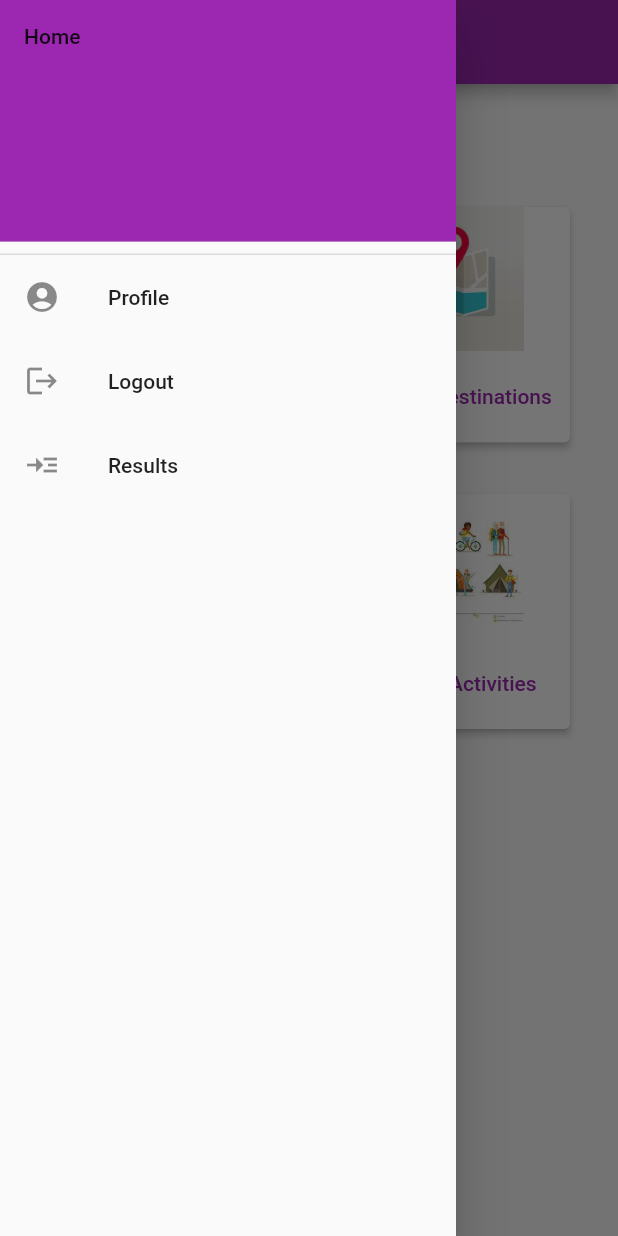
After one commit to Laonempela/bots360_app, a Flutter app: the HomeView screen opened directly, with the side drawer open, on a phone screen of 412 x 824 dp. The commit adds this screen. Run offline on Flutter 3.47's test engine with Material 2 defaults, Android fonts, the phone set to English and light mode, and no system bars; our stand-ins replace cloud_firestore, firebase_auth, firebase_core, font_awesome_flutter, google_maps_flutter, youtube_player_flutter; accounts and stored records are empty; network calls fail.

Commit message:
backend admin

```diff
--- /dev/null
+++ b/lib/screens/admin/admin_screen.dart
@@ -0,0 +1,246 @@
+import 'package:cloud_firestore/cloud_firestore.dart';
+import 'package:firebase_auth/firebase_auth.dart';
+import 'package:flutter/foundation.dart';
+import 'package:flutter/material.dart';
+
+import 'admin_crud.dart';
+import '../home_page.dart';
+
+
+class HomeView extends StatefulWidget {
+  const HomeView({
+    Key? key
+  }) : super(key: key);
+
+  @override
+  State<HomeView> createState() => _HomeViewState();
+}
+
+class _HomeViewState extends State<HomeView> {
+
+  @override
+  Widget build(BuildContext context) {
+    return Scaffold(
+      resizeToAvoidBottomInset: false,
+      appBar: AppBar(
+        title: const Text('Admin Panel '),
+        backgroundColor: Colors.purple,
+        centerTitle: true,
+      ),
+      drawer: Drawer(
+          child: ListView(
+            padding: EdgeInsets.zero,
+            children: [
+              const DrawerHeader(
+                  child: Text('Home'),
+                  decoration: BoxDecoration(
+                    color: Colors.purple,
+                  )),
+              const Divider(
+                height: 1,
+                thickness: 1,
+              ),
+              ListTile(
+                leading: const Icon(Icons.account_circle),
+                title: const Text('Profile'),
+                onTap: () {
+                  Navigator.push(context,
+                      MaterialPageRoute(builder: (context) => const Home()));
+                },
+              ),
+              ListTile(
+                leading: const Icon(Icons.logout),
+                title: const Text('Logout'),
+                onTap: () {
+                  showBanner();
+                  Navigator.pop(context);
+                },
+              ),
+              ListTile(
+                leading: const Icon(Icons.read_more),
+                title: const Text('Results'),
+                onTap: () {
+                  showBanner();
+                  Navigator.pop(context);
+                },
+              )
+            ],
+          )),
+      body: Stack(
+        children:<Widget>[
+          Column(
+
+            children: <Widget>[
+              const SizedBox(
+                height:50,
+              ),
+              Flexible(
+                child: GridView.count(
+                    crossAxisSpacing: 10,
+                    padding: const EdgeInsets.all(20),
+                    mainAxisSpacing: 10,
+                    primary: false,
+                    children: <Widget>[
+                      Container(
+                          width: 100,
+                          height: 100,
+                          padding: const EdgeInsets.all(8),
+
+                          child:  GestureDetector(
+                            onTap: (){
+                              Navigator.push(context, MaterialPageRoute(builder: (context) => const AdminCrud()));
+                            },
+                            child:Card(
+                                elevation: 2,
+                                child: Column(
+                                    mainAxisAlignment: MainAxisAlignment.center,
+                                    children: <Widget>[
+                                      CircleAvatar(
+                                        backgroundColor: Colors.transparent,
+                                        radius: 48.0,
+                                        child: Image.asset('assets/images/360.jpg'),
+                                      ),
+                                      Expanded( child:TextButton(
+                                          child: const Text('Manage 360 video'),
+                                          style: TextButton.styleFrom(
+                                            primary: Colors.purple,
+                                          ),
+                                          onPressed: () {
+                                            // Navigator.push(context, MaterialPageRoute(builder: (context) => ForgotPage()));
+                                          }),
+                                      ),
+                                    ])),
+                          )
+                      ),
+                      Container(
+                          width: 100,
+                          height: 100,
+                          padding: const EdgeInsets.all(8),
+                          child:GestureDetector(
+                            onTap: (){
+
+                            },
+                            child: Card(
+                                elevation: 2,
+                                child: Column(
+                                    mainAxisAlignment: MainAxisAlignment.center,
+                                    children: <Widget>[
+                                      CircleAvatar(
+                                        backgroundColor: Colors.transparent,
+                                        radius: 48.0,
+                                        child: Image.asset('assets/images/destination.jpg'),
+                                      ),
+                                      Expanded(child: TextButton(
+                                          child: const Text('Manage Destinations'),
+                                          style: TextButton.styleFrom(
+                                            primary: Colors.purple,
+                                          ),
+                                          onPressed: () {
+
+                                          }),
+                                      )
+                                    ])),)
+                      ),
+                      Container(
+                          width: 100,
+                          height: 100,
+                          padding: const EdgeInsets.all(8),
+                          child:GestureDetector(
+                            onTap:(){
+                              Navigator.push(context, MaterialPageRoute(builder: (context) => const Home()));
+                            } ,
+                            child: Card(
+                                elevation: 2,
+                                child: Column(
+                                    mainAxisAlignment: MainAxisAlignment.center,
+                                    children: <Widget>[
+                                      CircleAvatar(
+                                        backgroundColor: Colors.transparent,
+                                        radius: 48.0,
+                                        child: Image.asset('assets/images/info.jpg'),
+                                      ),
+                                      Expanded(child:TextButton(
+                                          child: const Text('Manage Travel Information'),
+                                          style: TextButton.styleFrom(
+                                            primary: Colors.purple,
+                                          ),
+                                          onPressed: () {
+                                            Navigator.push(context, MaterialPageRoute(builder: (context) => const Home()));
+                                          })
+                                      ),
+                                    ])),)
+                      ),
+
+
+                      Container(
+                          width: 100,
+                          height: 100,
+                          padding: const EdgeInsets.all(8),
+                          child:GestureDetector(
+                            onTap: (){
+                              //Navigator.push(
+                              // context,
+                              //MaterialPageRoute(
+                              //  builder: (context) =>
+                              //   const Map()));
+                            },
+                            child: Card(
+                              elevation: 2,
+                              child: Column(
+                                  mainAxisAlignment: MainAxisAlignment.center,
+                                  children: <Widget>[
+                                    CircleAvatar(
+                                      backgroundColor: Colors.transparent,
+                                      radius: 48.0,
+                                      child: Image.asset('assets/images/acti.jpg'),
+                                    ),
+                                    Expanded(child:TextButton(
+                                        child: const Text('Manage Activities'),
+                                        style: TextButton.styleFrom(
+                                          primary: Colors.purple,
+                                        ),
+                                        onPressed: () {
+                                          Navigator.push(
+                                              context,
+                                              MaterialPageRoute(
+                                                  builder: (context) =>
+                                                  const Home()));
+                                        }),
+                                    ),
+                                  ]),
+                            ),)),
+                    ],
+                    crossAxisCount: 2),
+              )
+            ],
+          )
+        ],
+      ),
+    );
+  }
+
+  void showBanner() =>
+      ScaffoldMessenger.of(context).showMaterialBanner(MaterialBanner(
+          backgroundColor: Colors.white,
+          padding: const EdgeInsets.all(18),
+          content: const Text('Are you sure you want to logout?'),
+          actions: [
+            TextButton(
+              style: TextButton.styleFrom(primary: Colors.purple),
+              onPressed: () {
+                ScaffoldMessenger.of(context).hideCurrentMaterialBanner();
+                Navigator.push(context,
+                    MaterialPageRoute(builder: (context) => const Home()));
+              },
+              child: const Text('YES'),
+            ),
+            TextButton(
+                style: TextButton.styleFrom(primary: Colors.purple),
+                onPressed: () =>
+                    ScaffoldMessenger.of(context).hideCurrentMaterialBanner(),
+                child: const Text('NO'))
+          ]));
+
+
+
+}
--- a/lib/screens/home_page.dart
+++ b/lib/screens/home_page.dart
@@ -1,9 +1,10 @@
 import 'package:bots360_app/pages/travelinfo.dart';
 import 'package:bots360_app/widgets/Navigation_Drawer_Widget.dart';
 import 'package:flutter/material.dart';
-import 'package:bots360_app/pages/map.dart';
+import 'package:bots360_app/pages/locations.dart';
 import 'package:bots360_app/pages/gallery.dart';
 
+import '../models/locations_model.dart';
 import '../widgets/custom_app_bar.dart';
 
 
@@ -17,7 +18,7 @@ class Home extends StatefulWidget {
 class _HomeState extends State<Home> {
 int currentIndex = 0;
 final screens = [
-  const Map(),
+  const LocationsMap(),
   const Gallery(),
   const Travel(),
 
--- a/lib/screens/signin.dart
+++ b/lib/screens/signin.dart
@@ -4,6 +4,8 @@ import '../widgets/reusable_widget.dart';
 import 'package:bots360_app/screens/SignUpScreen.dart';
 import 'package:bots360_app/screens/home_page.dart';
 import 'package:firebase_auth/firebase_auth.dart';
+
+import 'admin/admin_screen.dart';
 class SignIn extends StatefulWidget {
   const SignIn({Key? key}) : super(key: key);
 
```
Also changed, not shown: lib/models/locations_model.dart (added, +24 -0 lines), lib/pages/locations.dart (added, +98 -0 lines), lib/pages/map.dart (deleted, +0 -76 lines), lib/screens/SignUpScreen.dart (+11 -1 lines), lib/screens/admin/admin_360.dart (added, +58 -0 lines), lib/screens/admin/admin_crud.dart (added, +45 -0 lines), lib/screens/admin/admin_view360.dart (added, +44 -0 lines), lib/screens/location_screen.dart (added, +85 -0 lines), pubspec.yaml (+7 -7 lines), assets/images/360.jpg (added), assets/images/acti.jpg (added), assets/images/destination.jpg (added), assets/images/info.jpg (added), lib/screens/splashscreen.dart (added), 1 more files, 3 other files.
